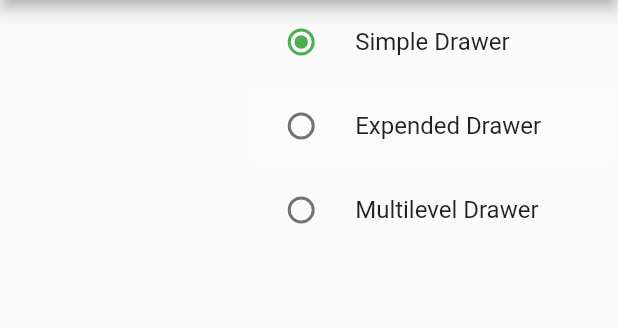
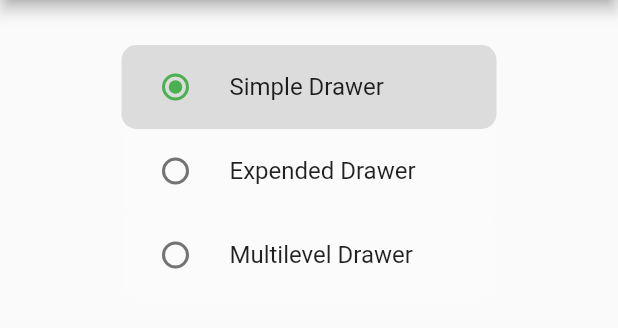
Before and after one commit to HH-Tushar/flutter_drawers, a Flutter app: the screen it shows after launch, on a phone screen of 412 x 824 dp, the part 84-412 px from its top. Run offline on Flutter 3.47's test engine with Material 2 defaults, Android fonts, the light colour scheme and no system bars; missing offline and left inert: multilevel_drawer.

Commit message:
initially done

```diff
--- a/lib/expendedDrawer.dart
+++ b/lib/expendedDrawer.dart
@@ -1,6 +1,5 @@
 import 'package:flutter/material.dart';
 
-// ignore: camel_case_types
 class ExpendedDrawer extends StatelessWidget {
   const ExpendedDrawer({super.key});
 
--- a/lib/home.dart
+++ b/lib/home.dart
@@ -27,31 +27,28 @@ class _HomeState extends State<Home> {
       drawer: ResponsiveLayout(
         simpleDrawer: myDrawer,
         expendedDrawer: const ExpendedDrawer(),
-        multileveiDrawer: const MultiLevelDrawer(),
+        multileveiDrawer: const Multileveldrawer(),
         value: drawernumber,
       ),
-      body: Container(
-        width: 500,
-        alignment: Alignment.topCenter,
-        margin: EdgeInsets.only(left: MediaQuery.of(context).size.width*.4),
+      body: Center(
 
+        child: Container(
+          width: 250,
+          alignment: Alignment.center,
           child: Column(
-
-
             crossAxisAlignment: CrossAxisAlignment.center,
             children: [
-
+              const SizedBox(height: 30),
               RadioListTile<SingingCharacter>(
                 title: const Text('Simple Drawer'),
                 value: SingingCharacter.simpleDrawer,
                 shape: RoundedRectangleBorder(borderRadius: BorderRadius.circular(10)),
+                tileColor:(_character==SingingCharacter.simpleDrawer)?Colors.black12:Colors.white10,
                 groupValue: _character,
                 onChanged: (SingingCharacter? value) {
                   setState(() {
                     _character = value;
                     drawernumber = 1;
-                  print(_character);
-                  print(drawernumber);
                   });
                 },
               ),
@@ -66,8 +63,6 @@ class _HomeState extends State<Home> {
                   setState(() {
                     _character = value;
                     drawernumber = 2;
-                  print(_character);
-                  print(drawernumber);
                   });
                 },
               ),
@@ -76,14 +71,13 @@ class _HomeState extends State<Home> {
                 title: const Text('Multilevel Drawer'),
                 activeColor: Colors.green,
                 shape: RoundedRectangleBorder(borderRadius: BorderRadius.circular(10)),
+                tileColor:(_character==SingingCharacter.multilevelDrawer)?Colors.black12:Colors.white10,
                 value: SingingCharacter.multilevelDrawer,
                 groupValue: _character,
                 onChanged: (SingingCharacter? value) {
                   setState(() {
                     _character = value;
                     drawernumber = 3;
-                  print(_character);
-                  print(drawernumber);
                   });
                 },
               ),
@@ -91,12 +85,13 @@ class _HomeState extends State<Home> {
             ],
           ),
         ),
+      ),
     );
   }
 }
 
 class ResponsiveLayout extends StatelessWidget {
-  final  simpleDrawer;
+  final  Widget simpleDrawer;
   final Widget expendedDrawer;
   final Widget multileveiDrawer;
   final int value;
@@ -114,10 +109,8 @@ class ResponsiveLayout extends StatelessWidget {
     return LayoutBuilder(
       builder: (context, constraints) {
         if (value == 1) {
-          print(value);
           return simpleDrawer;
         } else if (value == 2) {
-          print(value);
           return expendedDrawer;
         } else {
           return multileveiDrawer;
--- a/lib/simpleDrawer.dart
+++ b/lib/simpleDrawer.dart
@@ -12,7 +12,7 @@ var drawerTextColor = TextStyle(
 );
 var tilePadding = const EdgeInsets.only(left: 40.0, right: 8, top: 8);
 
-var myDrawer = Drawer(
+Widget myDrawer = Drawer(
   backgroundColor: Colors.grey[300],
   elevation: 0,
   child: Column(
--- a/pubspec.yaml
+++ b/pubspec.yaml
@@ -36,6 +36,7 @@ dependencies:
   # The following adds the Cupertino Icons font to your application.
   # Use with the CupertinoIcons class for iOS style icons.
   cupertino_icons: ^1.0.2
+  multilevel_drawer: ^2.0.0
 
 dev_dependencies:
   flutter_test:
```
Also changed, not shown: lib/multiLevelDrawer.dart (+95 -13 lines), pubspec.lock. Lines whose indentation alone changed are shown as unchanged.
